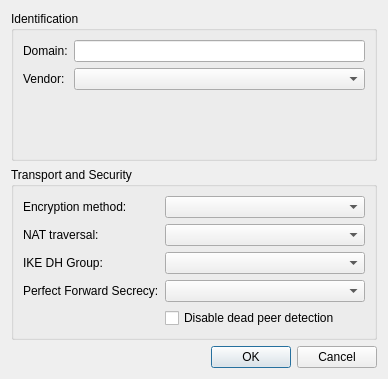
Above: vpn/vpnc/vpncadvanced.ui from KDE/plasma-nm before the change. Below: the same form after it.
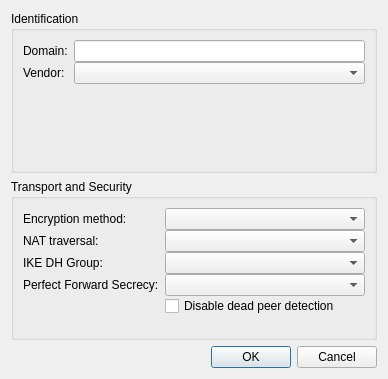
That is the form after the change. Custom widgets are drawn as their Qt base class.

```diff
--- a/vpn/vpnc/vpncadvanced.ui
+++ b/vpn/vpnc/vpncadvanced.ui
@@ -18,6 +18,9 @@
       <string>Identification</string>
      </property>
      <layout class="QFormLayout" name="formLayout">
+    <property name="verticalSpacing">
+    <number>0</number>
+    </property>
       <item row="0" column="0">
        <widget class="QLabel" name="label">
         <property name="text">
@@ -60,6 +63,9 @@
       <string>Transport and Security</string>
      </property>
      <layout class="QFormLayout" name="formLayout_2">
+    <property name="verticalSpacing">
+    <number>0</number>
+    </property>
       <item row="0" column="0">
        <widget class="QLabel" name="label_3">
         <property name="text">
```
